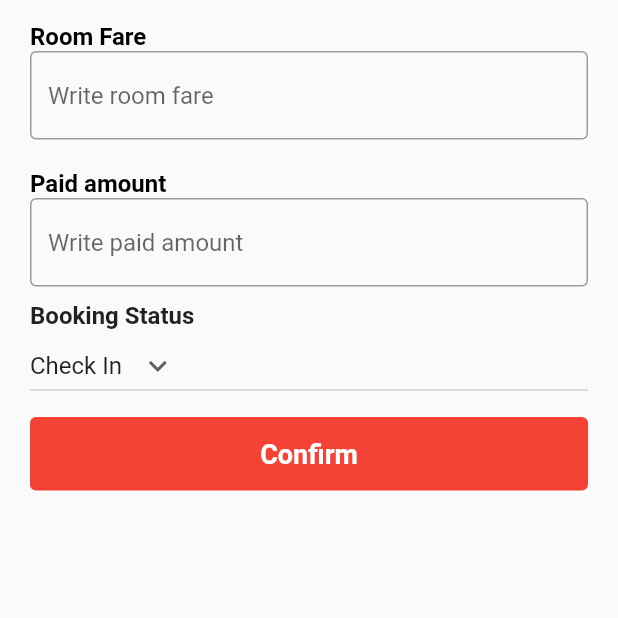
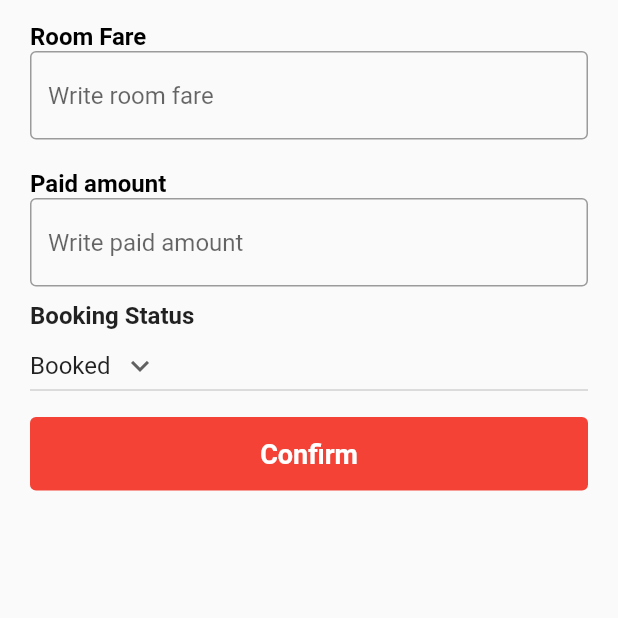
Before and after one commit to nifty-apps/hotel-management-app, a Flutter app: the BookingRoom screen opened directly with empty values, on a phone screen of 412 x 824 dp, the part 618-1236 px from its top. Run offline on Flutter 3.47's test engine with Material 2 defaults, Android fonts, the phone set to English and light mode, and no system bars; our stand-ins replace flutter_spinkit, get, shared_preferences, syncfusion_flutter_datepicker; accounts and stored records are empty.

Commit message:
fix: Booking status issue fix - status issue fix of booking edit page

```diff
--- a/lib/view/screens/booking/booking.dart
+++ b/lib/view/screens/booking/booking.dart
@@ -27,12 +27,12 @@ class _BookingRoomState extends State<BookingRoom> {
   int roomFare = 0;
   int advance = 0;
   // Initial Selected Value
-  String dropdownvalue = 'check_in';
+  String dropdownvalue = 'booked';
 
   // List of items in our dropdown menu
   final roomStatuses = {
     'check_in': 'Check In',
-    'check_out': 'Check Out',
+    'booked': 'Booked',
   };
 
   final bookingController = Get.put(BookingController());
@@ -73,6 +73,7 @@ class _BookingRoomState extends State<BookingRoom> {
                       ),
                     ),
                     TextFormField(
+                      textInputAction: TextInputAction.next,
                       validator: (val) {
                         if (val!.isEmpty) {
                           return 'Please enter your name';
@@ -99,6 +100,7 @@ class _BookingRoomState extends State<BookingRoom> {
                       ),
                     ),
                     TextFormField(
+                      textInputAction: TextInputAction.next,
                       validator: (val) {
                         if (val!.isEmpty) {
                           return 'Please enter your phone number';
@@ -127,6 +129,7 @@ class _BookingRoomState extends State<BookingRoom> {
                       ),
                     ),
                     TextFormField(
+                      textInputAction: TextInputAction.next,
                       validator: (val) {
                         if (val!.isEmpty) {
                           return 'Please enter your address';
@@ -156,6 +159,7 @@ class _BookingRoomState extends State<BookingRoom> {
                       ),
                     ),
                     TextFormField(
+                      textInputAction: TextInputAction.next,
                       validator: (val) {
                         if (val!.isEmpty) {
                           return 'Please enter your room fare';
@@ -184,6 +188,7 @@ class _BookingRoomState extends State<BookingRoom> {
                       ),
                     ),
                     TextFormField(
+                      textInputAction: TextInputAction.next,
                       validator: (val) {
                         if (val!.isEmpty) {
                           return 'Please enter your paid amount';
--- a/lib/view/screens/booking_edit/booking_edit_page.dart
+++ b/lib/view/screens/booking_edit/booking_edit_page.dart
@@ -22,6 +22,7 @@ class _BookingEditPageState extends State<BookingEditPage> {
     'booked': 'Booked',
     'check_in': 'Check In',
     'check_out': 'Check Out',
+    'cancel': 'Cancel'
   };
 
   @override
```
Also changed, not shown: lib/view/widgets/rooms/room_tile.dart (+25 -18 lines).
